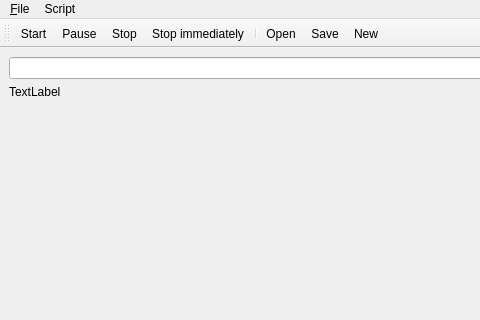
MonroeQuantumNetworks/IonControl, file ui/Scripting.ui: the form before one commit; both pictures show x 0 to 480 and y 0 to 320 of the 610 by 469 pixel window.
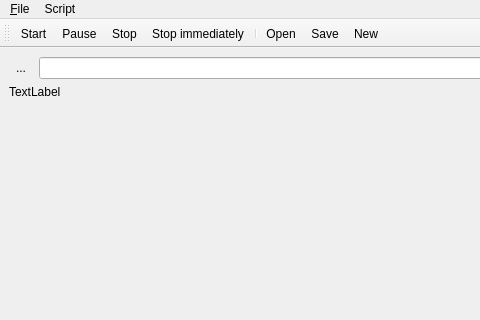
The form after the commit. Icons and pictures are not drawn.

Commit message: Changed to signal/waitloop model

The edit to the form file:
```diff
--- a/ui/Scripting.ui
+++ b/ui/Scripting.ui
@@ -17,6 +17,30 @@
    <layout class="QVBoxLayout" name="verticalLayout">
     <item>
      <layout class="QHBoxLayout" name="horizontalLayout_2">
+      <item>
+       <widget class="QToolButton" name="repeatButton">
+        <property name="text">
+         <string>...</string>
+        </property>
+        <property name="icon">
+         <iconset resource="Experiment.qrc">
+          <normaloff>:/petersIcons/icons/Repeat-disabled-01.png</normaloff>
+          <normalon>:/petersIcons/icons/Repeat-enabled-01.png</normalon>:/petersIcons/icons/Repeat-disabled-01.png</iconset>
+        </property>
+        <property name="iconSize">
+         <size>
+          <width>16</width>
+          <height>16</height>
+         </size>
+        </property>
+        <property name="checkable">
+         <bool>true</bool>
+        </property>
+        <property name="autoRaise">
+         <bool>true</bool>
+        </property>
+       </widget>
+      </item>
       <item>
        <widget class="QComboBox" name="filenameComboBox">
         <property name="sizePolicy">
```
The commit also changes 2 other files.
